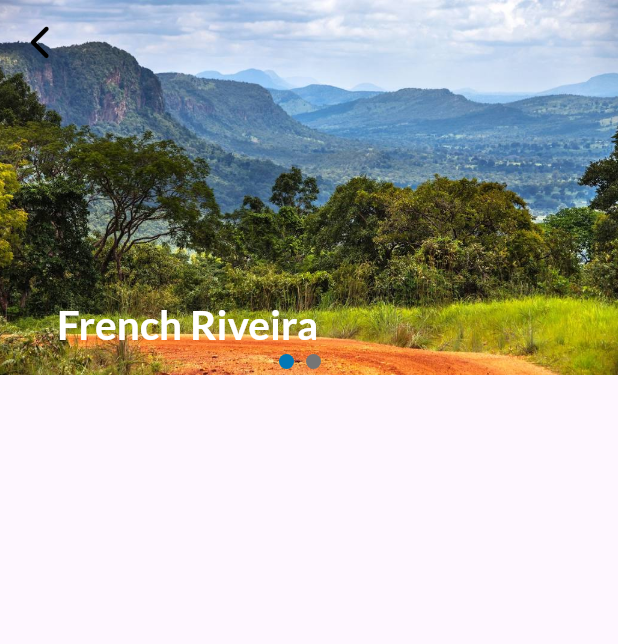
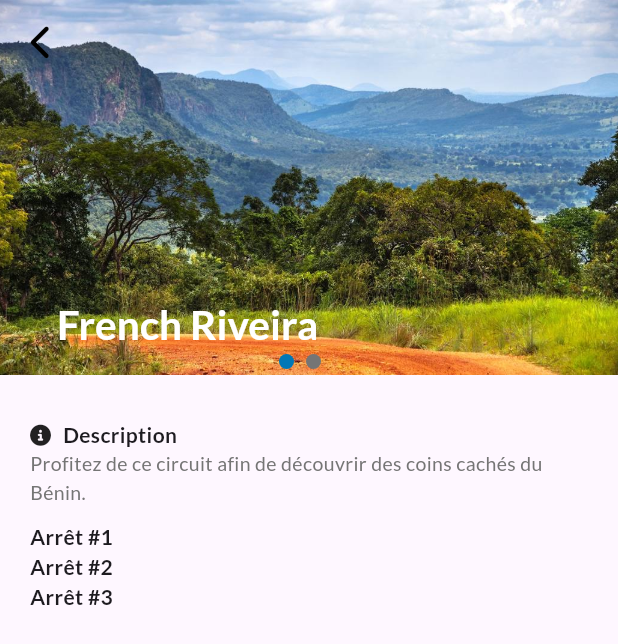
Before and after one commit to imdadAdelabou/EasyTrip, a Flutter app: the HomeTraveller screen opened by its route, after a tap on "French Riveira", on a phone screen of 412 x 824 dp. Shown: the top 644 px of the screen. Run offline on Flutter 3.47's test engine with Material 2 defaults, Android fonts, the light colour scheme and no system bars; our stand-ins replace flutter_svg, font_awesome_flutter, gap, google_fonts, pin_code_fields.

Commit message:
[FEAT] Working on detailCircuitCard and beginning to display content path of a circuit

```diff
--- a/lib/models/circuit/circuit.dart
+++ b/lib/models/circuit/circuit.dart
@@ -1,6 +1,9 @@
+import 'package:easy_trip/models/path/path.dart';
+
 class Circuit {
   final String title;
   final List<String> covers;
+  final List<PathCircuit> paths;
   final String description;
   final int price;
 
@@ -9,5 +12,6 @@ class Circuit {
     required this.covers,
     required this.description,
     required this.price,
+    required this.paths,
   });
 }
--- /dev/null
+++ b/lib/models/path/path.dart
@@ -0,0 +1,13 @@
+class PathCircuit {
+  final String id;
+  final String title;
+  final String description;
+  final String position;
+
+  const PathCircuit({
+    required this.id,
+    required this.title,
+    required this.description,
+    required this.position,
+  });
+}
--- a/lib/utils/app_message.dart
+++ b/lib/utils/app_message.dart
@@ -35,4 +35,6 @@ class AppMessage {
       "Profitez de ce circuit afin de découvrir des coins cachés du Bénin.";
   static String freeLabel = "Gratuit";
   static String seeProfile = "Voir le profil";
+  static String descriptionLabel = "Description";
+  static String arretLabel = "Arrêt";
 }
--- a/lib/views/home/circuit/detail_circuit.dart
+++ b/lib/views/home/circuit/detail_circuit.dart
@@ -1,8 +1,13 @@
 import "package:easy_trip/models/circuit/circuit.dart";
+import "package:easy_trip/utils/app_message.dart";
+import "package:easy_trip/utils/constant.dart";
 import "package:easy_trip/utils/styles.dart";
 import "package:easy_trip/views/home/circuit/cover_img_indicator.dart";
+import "package:easy_trip/views/home/circuit/piece_detail_circuit.dart";
 import "package:flutter/material.dart";
 import "package:font_awesome_flutter/font_awesome_flutter.dart";
+import "package:gap/gap.dart";
+import "package:google_fonts/google_fonts.dart";
 
 class DetailCircuit extends StatefulWidget {
   final Circuit circuit;
@@ -65,6 +70,47 @@ class _DetailCircuitState extends State<DetailCircuit> {
               ),
               automaticallyImplyLeading: false,
             ),
+            SliverList(
+              delegate: SliverChildBuilderDelegate(
+                (BuildContext context, int index) {
+                  // Build your column items here.
+                  return Padding(
+                    padding: const EdgeInsets.symmetric(
+                      horizontal: horizontalSpaceBtwScreenAndComponent,
+                    ),
+                    child: Column(
+                      crossAxisAlignment: CrossAxisAlignment.start,
+                      children: [
+                        const Gap(30.0),
+                        PieceDetailCircuit(
+                          label: AppMessage.descriptionLabel,
+                          content: widget.circuit.description,
+                          icon: FontAwesomeIcons.circleInfo,
+                        ),
+                        const Gap(10.0),
+                        ...widget.circuit.paths
+                            .map<Widget>(
+                              (e) => Column(
+                                mainAxisSize: MainAxisSize.min,
+                                children: [
+                                  Text(
+                                    "${AppMessage.arretLabel} #${widget.circuit.paths.indexOf(e) + 1}",
+                                    style: GoogleFonts.lato(
+                                      fontWeight: FontWeight.w600,
+                                      fontSize: 14.0,
+                                    ),
+                                  ),
+                                ],
+                              ),
+                            )
+                            .toList()
+                      ],
+                    ),
+                  );
+                },
+                childCount: 1,
+              ),
+            ),
           ],
         ),
       ),
--- /dev/null
+++ b/lib/views/home/circuit/piece_detail_circuit.dart
@@ -0,0 +1,51 @@
+import "package:easy_trip/utils/styles.dart";
+import "package:flutter/material.dart";
+import "package:google_fonts/google_fonts.dart";
+
+class PieceDetailCircuit extends StatelessWidget {
+  final IconData? icon;
+  final String label;
+  final String content;
+  const PieceDetailCircuit(
+      {super.key, required this.label, required this.content, this.icon});
+
+  @override
+  Widget build(BuildContext context) {
+    return Column(
+      crossAxisAlignment: CrossAxisAlignment.start,
+      children: [
+        Row(
+          crossAxisAlignment: CrossAxisAlignment.center,
+          mainAxisSize: MainAxisSize.min,
+          children: [
+            if (icon != null)
+              Padding(
+                padding: const EdgeInsets.only(
+                  right: 8.0,
+                ),
+                child: Icon(
+                  icon,
+                  size: 14.0,
+                ),
+              ),
+            Text(
+              label,
+              style: GoogleFonts.lato(
+                fontWeight: FontWeight.w600,
+                fontSize: 14.0,
+              ),
+            ),
+          ],
+        ),
+        Text(
+          content,
+          style: GoogleFonts.lato(
+            color: AppColor.greyColor,
+            fontSize: 13.0,
+          ),
+          maxLines: 4,
+        ),
+      ],
+    );
+  }
+}
--- a/lib/views/home/traveller/home_traveller.dart
+++ b/lib/views/home/traveller/home_traveller.dart
@@ -4,6 +4,7 @@ import "package:easy_trip/components/head_title_section.dart";
 import "package:easy_trip/components/icon_notification.dart";
 import "package:easy_trip/models/circuit/circuit.dart";
 import "package:easy_trip/models/creator/creator.dart";
+import "package:easy_trip/models/path/path.dart";
 import "package:easy_trip/utils/app_asset.dart";
 import "package:easy_trip/utils/app_message.dart";
 import "package:easy_trip/utils/constant.dart";
@@ -81,6 +82,29 @@ class HomeTraveller extends StatelessWidget {
                       AppAsset.sampleCoverImg,
                       AppAsset.coverSampleProfile,
                     ],
+                    paths: const [
+                      PathCircuit(
+                        id: "0",
+                        title: "La mer noire",
+                        position: "Porto Novo",
+                        description:
+                            "La ville de Porto Novo, surnommée la 'cité rouge', peut offrir aux touristes une belle diversité d'activités lors de leur voyage au Bénin",
+                      ),
+                      PathCircuit(
+                        id: "1",
+                        title: "La ville d'Adjarra",
+                        description:
+                            "Cette ville est située à 10 kilomètres de Porto Novo, installez-vous derrière un zemidjan (moto taxi) et vous y serez en quelques minutes. Ce village est célèbre pour son marché artisanal, coloré et dynamique",
+                        position: "Porto-Novo, Bénin",
+                      ),
+                      PathCircuit(
+                        id: "2",
+                        title: "Le lac Nokoué",
+                        description:
+                            "Les Aguégué sont les villages les plus connus du lac. La balade en pirogue (à moteur ou au bambou) est agréable et la vie sur l'eau des Béninois offre un beau tableau",
+                        position: "Nokoué",
+                      ),
+                    ],
                     description: AppMessage.sampleDescription,
                     price: 0,
                   ),
```
